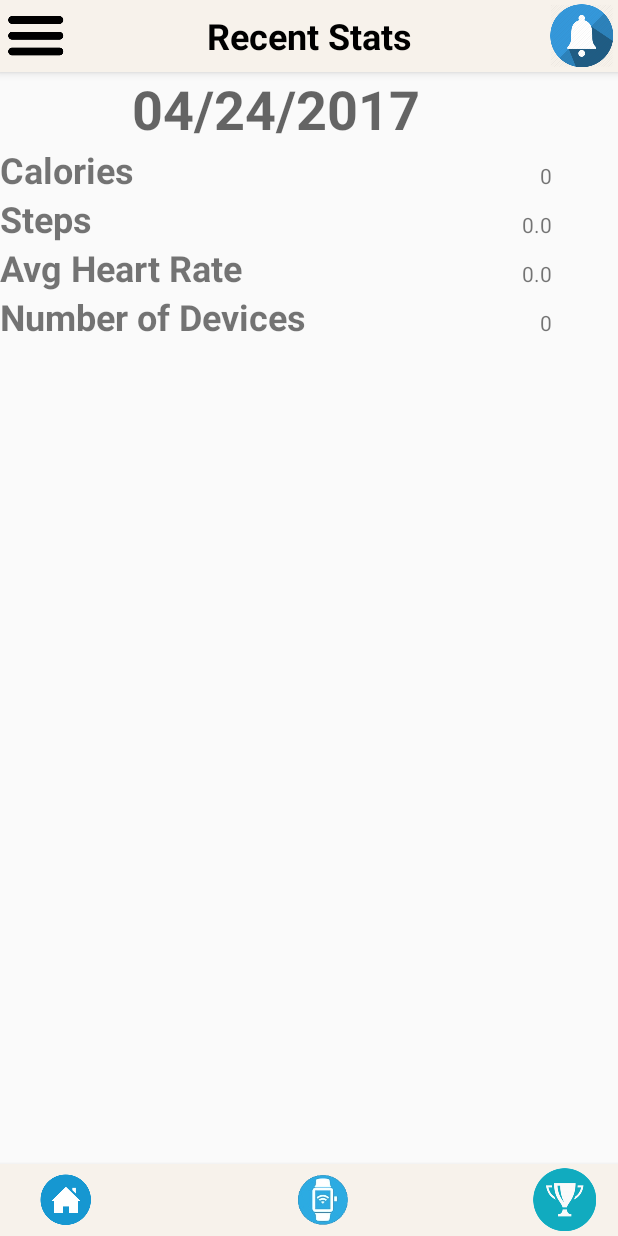
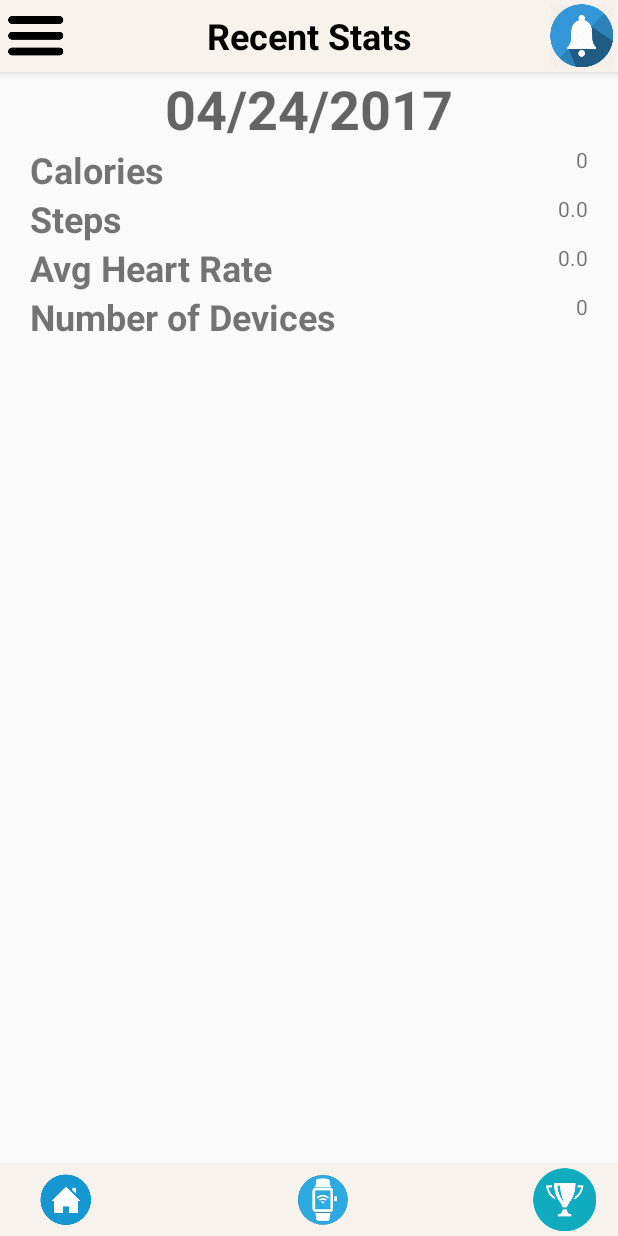
Before and after one commit to varsha2611/FinalProject, an Android app: the screen it shows after launch (MainActivity), on a phone screen of 412 x 824 dp. Run offline under Robolectric (Android 15) with nearby library versions, the phone set to English and light mode, and no system bars.

Commit message:
UI looks nice now

```diff
--- a/mobile/src/main/java/com/varshachauhan/myfitnesstracker/Database.java
+++ b/mobile/src/main/java/com/varshachauhan/myfitnesstracker/Database.java
@@ -40,6 +40,8 @@ public class Database extends SQLiteOpenHelper{
                     db.execSQL("insert into watches (deviceId, nickname) values (" + watch + ", \"Watch #" + watch + "\")");
                 }
             }
+            //create table watches(deleted bool default false, deviceId text not null, nickname text not null, lastsynch timestamp)
+            //create table datagrams(deleted bool default false, watch_id text not null, sent_time timestamp, hbpm integer, steps integer, calories integer, sleep integer)");//, foreign key(WatchId) references Watches(WatchId))
         } catch (Exception e){}
     }
 
--- a/mobile/src/main/res/layout/content_leader_board.xml
+++ b/mobile/src/main/res/layout/content_leader_board.xml
@@ -61,6 +61,8 @@
             android:id="@+id/leaderBoard"
             android:layout_width="match_parent"
             android:layout_height="match_parent"
+            android:layout_marginLeft="20dp"
+            android:layout_marginRight="20dp"
             android:layout_weight="1"
             tools:ignore="InefficientWeight,UselessLeaf">
 
--- a/mobile/src/main/res/layout/content_recent_data.xml
+++ b/mobile/src/main/res/layout/content_recent_data.xml
@@ -1,5 +1,5 @@
 <?xml version="1.0" encoding="utf-8"?>
-<android.support.constraint.ConstraintLayout xmlns:android="http://schemas.android.com/apk/res/android"
+<RelativeLayout xmlns:android="http://schemas.android.com/apk/res/android"
     xmlns:app="http://schemas.android.com/apk/res-auto"
     xmlns:tools="http://schemas.android.com/tools"
     android:layout_width="match_parent"
@@ -7,17 +7,12 @@
     app:layout_behavior="@string/appbar_scrolling_view_behavior"
     tools:context="com.varshachauhan.myfitnesstracker.MainActivity">
 
-    <ScrollView
-        android:layout_width="368dp"
-        android:layout_height="551dp"
-        tools:ignore="MissingConstraints,UselessParent"
-        tools:layout_editor_absoluteX="8dp"
-        tools:layout_editor_absoluteY="8dp">
-
     <LinearLayout
-            android:layout_width="match_parent"
+        android:layout_width="wrap_content"
         android:layout_height="wrap_content"
-            android:orientation="vertical">
+        android:layout_alignParentStart="true"
+        android:orientation="vertical"
+        tools:ignore="UselessParent">
 
         <TextView
             android:id="@+id/todayDate"
@@ -30,43 +25,45 @@
             android:textStyle="bold"
             tools:ignore="HardcodedText" />
 
-            <LinearLayout
+        <RelativeLayout
             android:layout_width="match_parent"
             android:layout_height="match_parent"
+            android:layout_marginLeft="20dp"
+            android:layout_marginRight="20dp"
             android:orientation="horizontal">
 
             <TextView
                 android:id="@+id/textView3"
                 android:layout_width="wrap_content"
                 android:layout_height="wrap_content"
-                    android:layout_weight="1"
+                android:layout_alignParentLeft="true"
                 android:text="Calories"
                 android:textSize="24sp"
                 android:textStyle="bold"
                 android:typeface="normal"
-                    tools:ignore="HardcodedText" />
+                tools:ignore="HardcodedText,RtlHardcoded" />
 
             <TextView
                 android:id="@+id/curCalories"
                 android:layout_width="wrap_content"
                 android:layout_height="wrap_content"
-                    android:layout_weight="1"
+                android:layout_alignParentEnd="true"
                 android:text="TextView"
-                    android:textAlignment="textEnd"
+                android:textAlignment="viewStart"
                 tools:ignore="HardcodedText" />
+        </RelativeLayout>
 
-            </LinearLayout>
-
-            <LinearLayout
+        <RelativeLayout
             android:layout_width="match_parent"
             android:layout_height="match_parent"
+            android:layout_marginLeft="20dp"
+            android:layout_marginRight="20dp"
             android:orientation="horizontal">
 
             <TextView
                 android:id="@+id/textView6"
                 android:layout_width="wrap_content"
                 android:layout_height="wrap_content"
-                    android:layout_weight="1"
                 android:text="Steps"
                 android:textSize="24sp"
                 android:textStyle="bold"
@@ -76,22 +73,23 @@
                 android:id="@+id/curSteps"
                 android:layout_width="wrap_content"
                 android:layout_height="wrap_content"
-                    android:layout_weight="1"
+                android:layout_alignParentEnd="true"
                 android:text="TextView"
-                    android:textAlignment="textEnd"
+                android:textAlignment="viewStart"
                 tools:ignore="HardcodedText" />
-            </LinearLayout>
+        </RelativeLayout>
 
-            <LinearLayout
+        <RelativeLayout
             android:layout_width="match_parent"
             android:layout_height="match_parent"
+            android:layout_marginLeft="20dp"
+            android:layout_marginRight="20dp"
             android:orientation="horizontal">
 
             <TextView
                 android:id="@+id/textView8"
                 android:layout_width="wrap_content"
                 android:layout_height="wrap_content"
-                    android:layout_weight="1"
                 android:text="Avg Heart Rate"
                 android:textAllCaps="false"
                 android:textSize="24sp"
@@ -102,22 +100,24 @@
                 android:id="@+id/curHBPM"
                 android:layout_width="wrap_content"
                 android:layout_height="wrap_content"
-                    android:layout_weight="1"
+                android:layout_alignParentEnd="true"
+                android:layout_alignParentTop="true"
                 android:text="TextView"
-                    android:textAlignment="textEnd"
+                android:textAlignment="viewStart"
                 tools:ignore="HardcodedText" />
-            </LinearLayout>
+        </RelativeLayout>
 
-            <LinearLayout
+        <RelativeLayout
             android:layout_width="match_parent"
             android:layout_height="match_parent"
+            android:layout_marginLeft="20dp"
+            android:layout_marginRight="20dp"
             android:orientation="horizontal">
 
             <TextView
                 android:id="@+id/textView10"
                 android:layout_width="wrap_content"
                 android:layout_height="wrap_content"
-                    android:layout_weight="1"
                 android:text="Number of Devices"
                 android:textSize="24sp"
                 android:textStyle="bold"
@@ -127,12 +127,11 @@
                 android:id="@+id/curDevices"
                 android:layout_width="wrap_content"
                 android:layout_height="wrap_content"
-                    android:layout_weight="1"
+                android:layout_alignParentEnd="true"
                 android:text="TextView"
-                    android:textAlignment="textEnd"
+                android:textAlignment="viewStart"
                 tools:ignore="HardcodedText" />
-            </LinearLayout>
+        </RelativeLayout>
 
     </LinearLayout>
-    </ScrollView>
-</android.support.constraint.ConstraintLayout>
+</RelativeLayout>
```
Also changed, not shown: mobile/src/main/java/com/varshachauhan/myfitnesstracker/MainActivity.java (+18 -4 lines), mobile/src/main/res/layout/content_achievement.xml (+36 -21 lines). Lines whose indentation alone changed are shown as unchanged.
